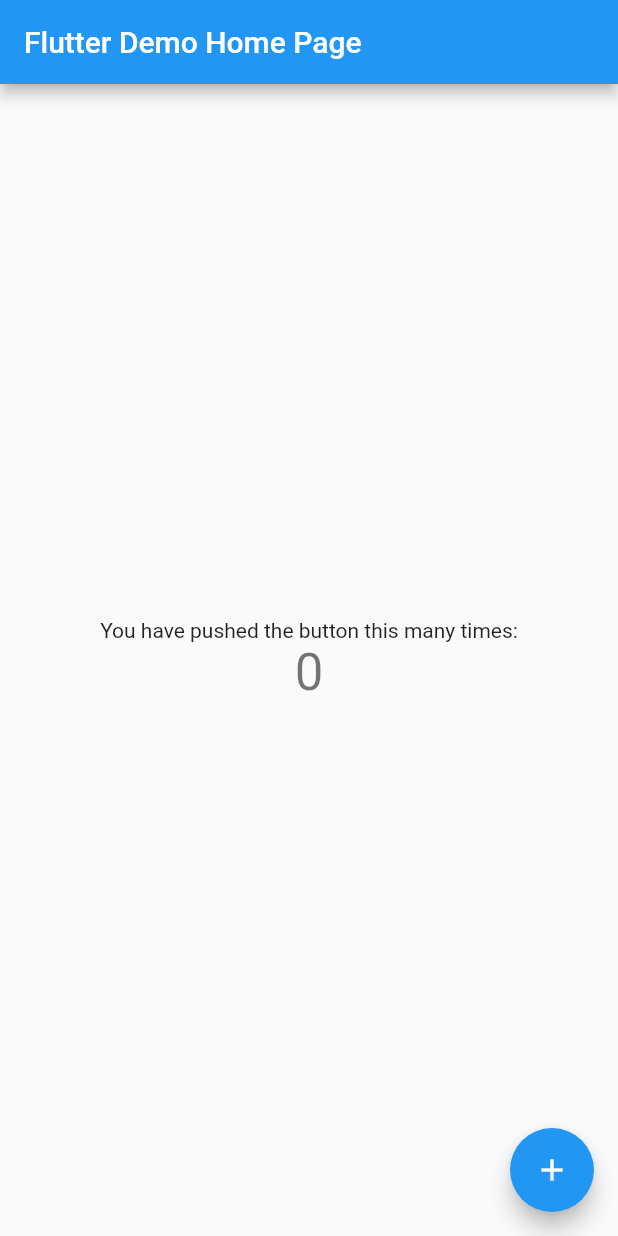
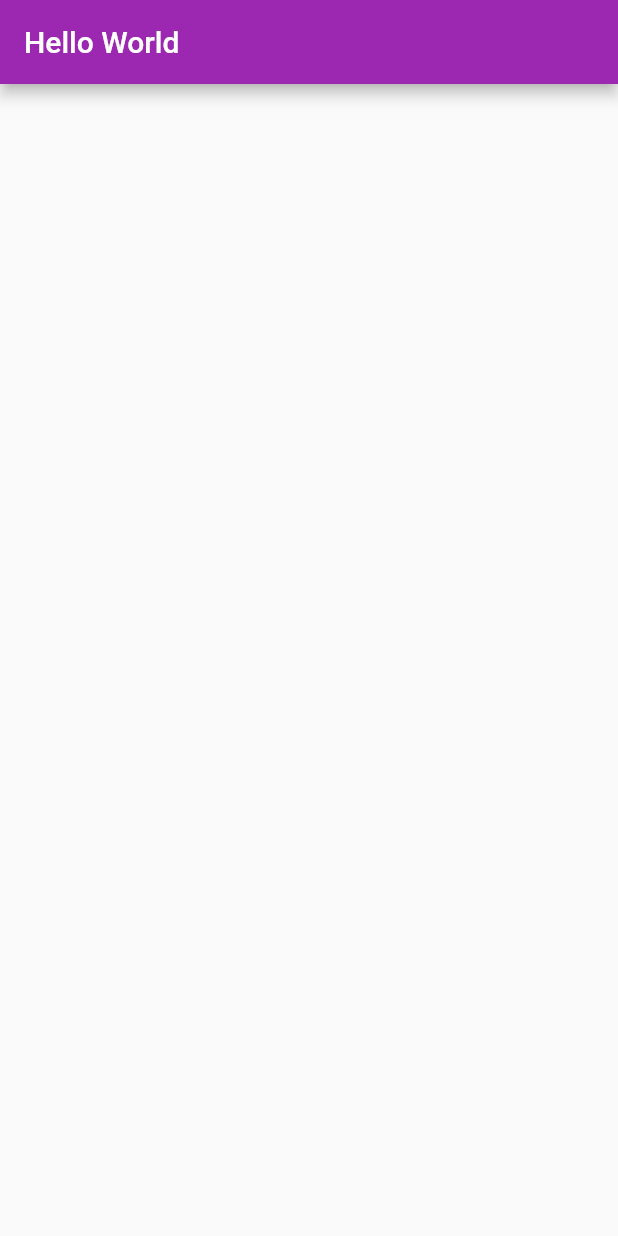
Before and after one commit to yhe53/users_app, a Flutter app: the screen it shows after launch, on a phone screen of 412 x 824 dp. Run offline on Flutter 3.47's test engine with Material 2 defaults, Android fonts, the phone set to English and light mode, and no system bars.

Commit message:
Create and setup a new flutter project

```diff
--- a/lib/main.dart
+++ b/lib/main.dart
@@ -1,4 +1,5 @@
 import 'package:flutter/material.dart';
+import 'package:users_app/mainScreens/home_screen.dart';
 
 void main() {
   runApp(const MyApp());
@@ -11,105 +12,12 @@ class MyApp extends StatelessWidget {
   @override
   Widget build(BuildContext context) {
     return MaterialApp(
-      title: 'Flutter Demo',
+      title: 'Users App',
       theme: ThemeData(
-        // This is the theme of your application.
-        //
-        // Try running your application with "flutter run". You'll see the
-        // application has a blue toolbar. Then, without quitting the app, try
-        // changing the primarySwatch below to Colors.green and then invoke
-        // "hot reload" (press "r" in the console where you ran "flutter run",
-        // or simply save your changes to "hot reload" in a Flutter IDE).
-        // Notice that the counter didn't reset back to zero; the application
-        // is not restarted.
-        primarySwatch: Colors.blue,
+        primarySwatch: Colors.purple,
       ),
-      home: const MyHomePage(title: 'Flutter Demo Home Page'),
+      debugShowCheckedModeBanner: false,
+      home: HomeScreen(),
     );
   }
 }
-
-class MyHomePage extends StatefulWidget {
-  const MyHomePage({super.key, required this.title});
-
-  // This widget is the home page of your application. It is stateful, meaning
-  // that it has a State object (defined below) that contains fields that affect
-  // how it looks.
-
-  // This class is the configuration for the state. It holds the values (in this
-  // case the title) provided by the parent (in this case the App widget) and
-  // used by the build method of the State. Fields in a Widget subclass are
-  // always marked "final".
-
-  final String title;
-
-  @override
-  State<MyHomePage> createState() => _MyHomePageState();
-}
-
-class _MyHomePageState extends State<MyHomePage> {
-  int _counter = 0;
-
-  void _incrementCounter() {
-    setState(() {
-      // This call to setState tells the Flutter framework that something has
-      // changed in this State, which causes it to rerun the build method below
-      // so that the display can reflect the updated values. If we changed
-      // _counter without calling setState(), then the build method would not be
-      // called again, and so nothing would appear to happen.
-      _counter++;
-    });
-  }
-
-  @override
-  Widget build(BuildContext context) {
-    // This method is rerun every time setState is called, for instance as done
-    // by the _incrementCounter method above.
-    //
-    // The Flutter framework has been optimized to make rerunning build methods
-    // fast, so that you can just rebuild anything that needs updating rather
-    // than having to individually change instances of widgets.
-    return Scaffold(
-      appBar: AppBar(
-        // Here we take the value from the MyHomePage object that was created by
-        // the App.build method, and use it to set our appbar title.
-        title: Text(widget.title),
-      ),
-      body: Center(
-        // Center is a layout widget. It takes a single child and positions it
-        // in the middle of the parent.
-        child: Column(
-          // Column is also a layout widget. It takes a list of children and
-          // arranges them vertically. By default, it sizes itself to fit its
-          // children horizontally, and tries to be as tall as its parent.
-          //
-          // Invoke "debug painting" (press "p" in the console, choose the
-          // "Toggle Debug Paint" action from the Flutter Inspector in Android
-          // Studio, or the "Toggle Debug Paint" command in Visual Studio Code)
-          // to see the wireframe for each widget.
-          //
-          // Column has various properties to control how it sizes itself and
-          // how it positions its children. Here we use mainAxisAlignment to
-          // center the children vertically; the main axis here is the vertical
-          // axis because Columns are vertical (the cross axis would be
-          // horizontal).
-          mainAxisAlignment: MainAxisAlignment.center,
-          children: <Widget>[
-            const Text(
-              'You have pushed the button this many times:',
-            ),
-            Text(
-              '$_counter',
-              style: Theme.of(context).textTheme.headline4,
-            ),
-          ],
-        ),
-      ),
-      floatingActionButton: FloatingActionButton(
-        onPressed: _incrementCounter,
-        tooltip: 'Increment',
-        child: const Icon(Icons.add),
-      ), // This trailing comma makes auto-formatting nicer for build methods.
-    );
-  }
-}
--- /dev/null
+++ b/lib/mainScreens/home_screen.dart
@@ -0,0 +1,20 @@
+import 'package:flutter/material.dart';
+
+class HomeScreen extends StatefulWidget {
+
+  @override
+  State<HomeScreen> createState() => _HomeScreenState();
+}
+
+class _HomeScreenState extends State<HomeScreen> {
+  @override
+  Widget build(BuildContext context) {
+    return Scaffold(
+      appBar: AppBar(
+        title: Text(
+          "Hello World"
+        )
+      ),
+    );
+  }
+}
```
